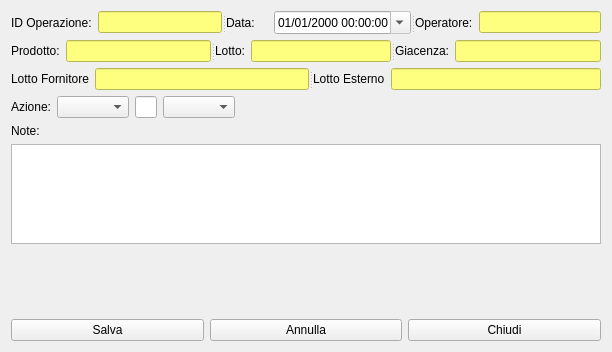
This is hwarehousedetails.ui in fblabs/hamlet-mod-sancon as Qt 5 draws it before an edit. The edited form follows.
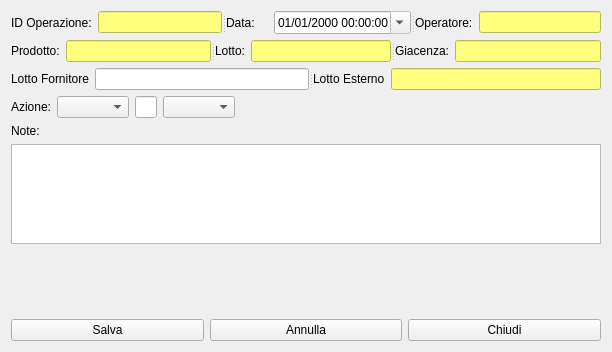
This is the edited form. Icons and pictures are not drawn.

What changed in the file:
```diff
--- a/hwarehousedetails.ui
+++ b/hwarehousedetails.ui
@@ -169,7 +169,7 @@
      <property name="orientation">
       <enum>Qt::Horizontal</enum>
      </property>
-     <widget class="QWidget" name="">
+     <widget class="QWidget" name="layoutWidget">
       <layout class="QHBoxLayout" name="horizontalLayout_9">
        <item>
         <widget class="QLabel" name="label_9">
@@ -180,17 +180,14 @@
        </item>
        <item>
         <widget class="QLineEdit" name="leLotFornitore">
-         <property name="styleSheet">
-          <string notr="true">background-color: rgb(255, 255, 127);</string>
-         </property>
          <property name="readOnly">
-          <bool>true</bool>
+          <bool>false</bool>
          </property>
         </widget>
        </item>
       </layout>
      </widget>
-     <widget class="QWidget" name="">
+     <widget class="QWidget" name="layoutWidget">
       <layout class="QHBoxLayout" name="horizontalLayout_10">
        <item>
         <widget class="QLabel" name="label_8">
```
Left out of the diff: 6 changed lines with no effect on the pictures.
